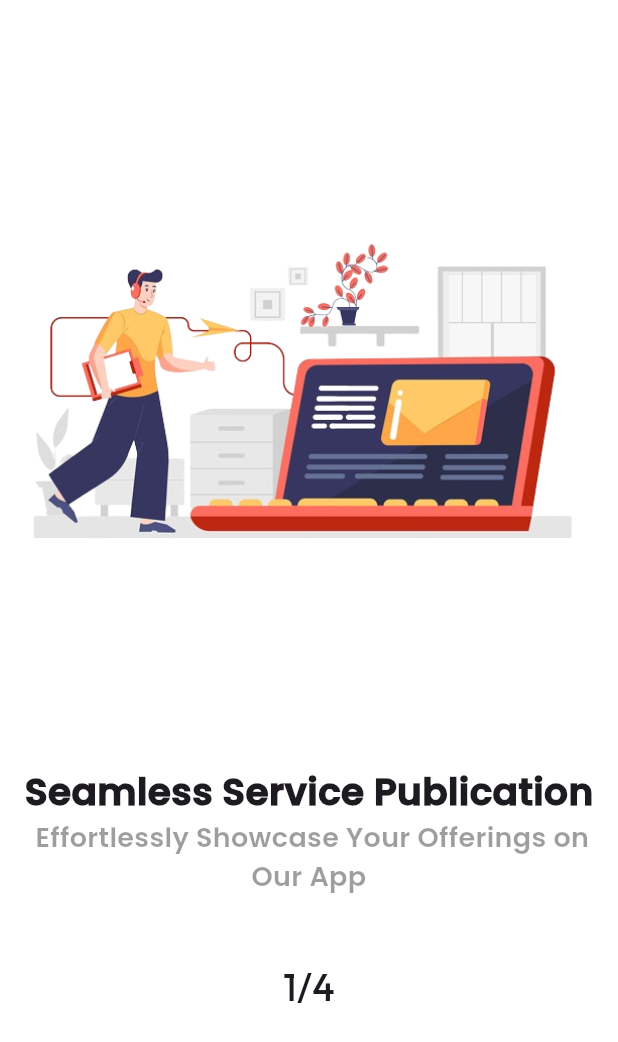
After one commit to bahaaeshnena/servy_app2, a Flutter app: the screen it shows after launch, on a phone screen of 412 x 824 dp. The commit adds this screen. Shown: the top 1042 px of the screen. Run offline on Flutter 3.47's test engine with Material 3 defaults, Android fonts, the phone set to English and light mode, and no system bars; drawn by our look-alikes of liquid_swipe; our stand-ins replace get.

Commit message:
add sart pages(Onboarding)

```diff
--- a/lib/main.dart
+++ b/lib/main.dart
@@ -13,6 +13,7 @@ class Servy_app extends StatelessWidget {
   @override
   Widget build(BuildContext context) {
     return GetMaterialApp(
+      debugShowCheckedModeBanner: false,
       theme: TApptheme.lightTheme,
       darkTheme: TApptheme.darkTheme,
       themeMode: ThemeMode.light,
--- a/lib/src/constants/colors.dart
+++ b/lib/src/constants/colors.dart
@@ -1,3 +1,11 @@
 import 'package:flutter/material.dart';
 
+//theme color applications
 const KPrimaryColorGreen = Color(0xff2AAAB1);
+
+//--On-boarding Colors
+
+const tOnBoardingPag1eColor = Colors.white;
+const tOnBoardingPag2eColor = Color(0xfffddcdf);
+const tOnBoardingPag3eColor = Color(0xffffdcbd);
+const tOnBoardingPag4eColor = Color(0xff98ABEE);
--- a/lib/src/constants/image_string.dart
+++ b/lib/src/constants/image_string.dart
@@ -1,2 +1,16 @@
-const String tSplshTop = 'assets/images/splsh-screen-top.png';
-const String bSplshTop = 'assets/images/splash-screen-bottom.png';
+//--splash Screen  Images
+const String tSplshTop =
+    'assets/images/splash_screen_images/splash-screen-top.png';
+const String bSplshTop =
+    'assets/images/splash_screen_images/splsh-screen-bottom-removebg-preview.png';
+
+//--OnBoarding Screen Images--
+
+const String tOnBoardingImage1 =
+    'assets/images/on_boarding_images/Service_Publication-removebg-preview.png';
+const String tOnBoardingImage2 =
+    'assets/images/on_boarding_images/Tailored_Transactions-removebg-preview.png';
+const String tOnBoardingImage3 =
+    'assets/images/on_boarding_images/Fostering_Social_Bonds-removebg-preview.png';
+const String tOnBoardingImage4 =
+    'assets/images/on_boarding_images/Unleash_Your_Creativity-removebg-preview.png';
--- /dev/null
+++ b/lib/src/constants/text.dart
@@ -0,0 +1,22 @@
+//splash screen text
+
+//On Boarding Text
+
+const String tOnBoardingTitle1 = "Seamless Service Publication";
+const String tOnBoardingTitle2 = "Tailored Transactions";
+const String tOnBoardingTitle3 = "Fostering Social Bonds";
+const String tOnBoardingTitle4 = "Unleash Your Creativity";
+
+const String tOnBoardingSubTitle1 =
+    " Effortlessly Showcase Your Offerings on Our App";
+const String tOnBoardingSubTitle2 =
+    " Specify Your Preferred Compensation with Ease";
+const String tOnBoardingSubTitle3 =
+    "Promoting Interaction and Cultural Exchange Through Our App";
+const String tOnBoardingSubTitle4 =
+    " Experience an Exciting Platform for Innovation";
+
+const String tOnBoardingCounter1 = "1/4";
+const String tOnBoardingCounter2 = "2/4";
+const String tOnBoardingCounter3 = "3/4";
+const String tOnBoardingCounter4 = "4/4";
--- a/lib/src/features/authentication/controllers/splash_screen_controller.dart
+++ b/lib/src/features/authentication/controllers/splash_screen_controller.dart
@@ -1,4 +1,5 @@
 import 'package:get/get.dart';
+import 'package:servy_app2/src/features/authentication/screens/on_boarding/on_boarding_screen.dart';
 import 'package:servy_app2/src/features/authentication/screens/welcome.dart';
 
 class SplashScreenController extends GetxController {
@@ -12,6 +13,6 @@ class SplashScreenController extends GetxController {
 
     await Future.delayed(const Duration(milliseconds: 5000));
 
-    Get.to(const Welcome());
+    Get.to(const OnBoardingScreen());
   }
 }
--- /dev/null
+++ b/lib/src/features/authentication/models/model_on_boarding.dart
@@ -0,0 +1,19 @@
+import 'package:flutter/material.dart';
+
+class OnBoardingModel {
+  final String image;
+  final String title;
+  final String subTitle;
+  final String counterText;
+  final Color bgColor;
+  final double height;
+
+  OnBoardingModel({
+    required this.image,
+    required this.title,
+    required this.subTitle,
+    required this.counterText,
+    required this.bgColor,
+    required this.height,
+  });
+}
--- /dev/null
+++ b/lib/src/features/authentication/screens/on_boarding/on_boarding_page_widget.dart
@@ -0,0 +1,55 @@
+import 'package:flutter/material.dart';
+import 'package:servy_app2/src/constants/image_string.dart';
+import 'package:servy_app2/src/constants/text.dart';
+import 'package:servy_app2/src/features/authentication/models/model_on_boarding.dart';
+
+class OnBoardingPageWidget extends StatelessWidget {
+  const OnBoardingPageWidget({
+    super.key,
+    required this.model,
+  });
+
+  final OnBoardingModel model;
+
+  @override
+  Widget build(BuildContext context) {
+    return Container(
+      padding: const EdgeInsets.all(12),
+      color: model.bgColor,
+      child: Column(
+        mainAxisAlignment: MainAxisAlignment.spaceEvenly,
+        children: [
+          Image.asset(model.image, height: model.height * 0.5),
+          Column(
+            children: [
+              Text(
+                model.title,
+                style: const TextStyle(
+                  fontSize: 25,
+                  fontWeight: FontWeight.w900,
+                  fontFamily: 'Poppins',
+                ),
+              ),
+              Text(
+                model.subTitle,
+                textAlign: TextAlign.center,
+                style: const TextStyle(
+                  fontFamily: 'Poppins',
+                  color: Colors.black38,
+                  fontSize: 18,
+                ),
+              ),
+            ],
+          ),
+          Text(
+            model.counterText,
+            style: TextStyle(fontFamily: 'Outfit', fontSize: 25),
+          ),
+          const SizedBox(
+            height: 50,
+          )
+        ],
+      ),
+    );
+  }
+}
--- /dev/null
+++ b/lib/src/features/authentication/screens/on_boarding/on_boarding_screen.dart
@@ -0,0 +1,65 @@
+import 'package:flutter/material.dart';
+import 'package:liquid_swipe/liquid_swipe.dart';
+import 'package:servy_app2/src/constants/colors.dart';
+import 'package:servy_app2/src/constants/image_string.dart';
+import 'package:servy_app2/src/constants/text.dart';
+import 'package:servy_app2/src/features/authentication/models/model_on_boarding.dart';
+import 'package:servy_app2/src/features/authentication/screens/on_boarding/on_boarding_page_widget.dart';
+
+class OnBoardingScreen extends StatelessWidget {
+  const OnBoardingScreen({super.key});
+
+  @override
+  Widget build(BuildContext context) {
+    final size = MediaQuery.of(context).size;
+    final pages = [
+      OnBoardingPageWidget(
+        model: OnBoardingModel(
+          image: tOnBoardingImage1,
+          title: tOnBoardingTitle1,
+          subTitle: tOnBoardingSubTitle1,
+          counterText: tOnBoardingCounter1,
+          bgColor: tOnBoardingPag1eColor,
+          height: size.height,
+        ),
+      ),
+      OnBoardingPageWidget(
+        model: OnBoardingModel(
+          image: tOnBoardingImage2,
+          title: tOnBoardingTitle2,
+          subTitle: tOnBoardingSubTitle2,
+          counterText: tOnBoardingCounter2,
+          bgColor: tOnBoardingPag2eColor,
+          height: size.height,
+        ),
+      ),
+      OnBoardingPageWidget(
+        model: OnBoardingModel(
+          image: tOnBoardingImage3,
+          title: tOnBoardingTitle3,
+          subTitle: tOnBoardingSubTitle3,
+          counterText: tOnBoardingCounter3,
+          bgColor: tOnBoardingPag3eColor,
+          height: size.height,
+        ),
+      ),
+      OnBoardingPageWidget(
+        model: OnBoardingModel(
+          image: tOnBoardingImage4,
+          title: tOnBoardingTitle4,
+          subTitle: tOnBoardingSubTitle4,
+          counterText: tOnBoardingCounter4,
+          bgColor: tOnBoardingPag4eColor,
+          height: size.height,
+        ),
+      ),
+    ];
+    return Scaffold(
+      body: Stack(
+        children: [
+          LiquidSwipe(pages: pages),
+        ],
+      ),
+    );
+  }
+}
--- a/lib/src/features/authentication/screens/splash_screens.dart
+++ b/lib/src/features/authentication/screens/splash_screens.dart
@@ -3,7 +3,6 @@ import 'package:get/get.dart';
 import 'package:servy_app2/src/constants/colors.dart';
 import 'package:servy_app2/src/constants/image_string.dart';
 import 'package:servy_app2/src/features/authentication/controllers/splash_screen_controller.dart';
-import 'package:servy_app2/src/features/authentication/screens/welcome.dart';
 
 class SplshScreen extends StatelessWidget {
   SplshScreen({super.key});
--- a/pubspec.yaml
+++ b/pubspec.yaml
@@ -36,6 +36,8 @@ dependencies:
   cupertino_icons: ^1.0.2
   get: ^4.6.6
   flutter_native_splash: ^2.3.7
+  liquid_swipe: ^3.1.0
+  smooth_page_indicator: ^1.1.0
 
 dev_dependencies:
   flutter_test:
@@ -62,6 +64,8 @@ flutter:
   assets:
     - assets/logo/
     - assets/images/
+    - assets/images/on_boarding_images/
+    - assets/images/splash_screen_images/
 
   # An image asset can refer to one or more resolution-specific "variants", see
   # https://flutter.dev/assets-and-images/#resolution-aware
```
Also changed, not shown: assets/images/on_boarding_images/Fostering_Social_Bonds-removebg-preview.png (added), assets/images/on_boarding_images/Service_Publication-removebg-preview.png (added), assets/images/on_boarding_images/Tailored_Transactions-removebg-preview.png (added), assets/images/on_boarding_images/Unleash_Your_Creativity-removebg-preview.png (added), assets/images/splash-screen-bottom.png (deleted), assets/images/splash_screen_images/splsh-screen-bottom-removebg-preview.png (added), assets/images/splash_screen_images/splsh-screen-bottom.png (added), assets/images/splsh-screen-top.png (deleted), assets/logo/tool.png (deleted), lib/src/features/authentication/controllers/on_boarding_controller.dart (added), pubspec.lock.
